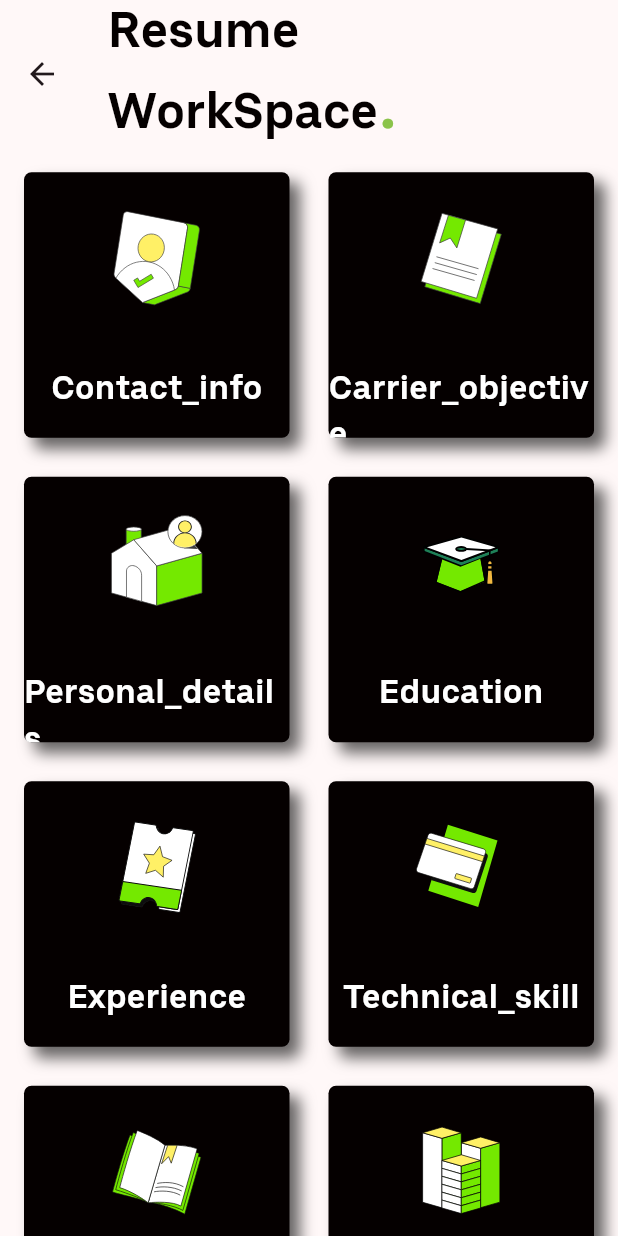
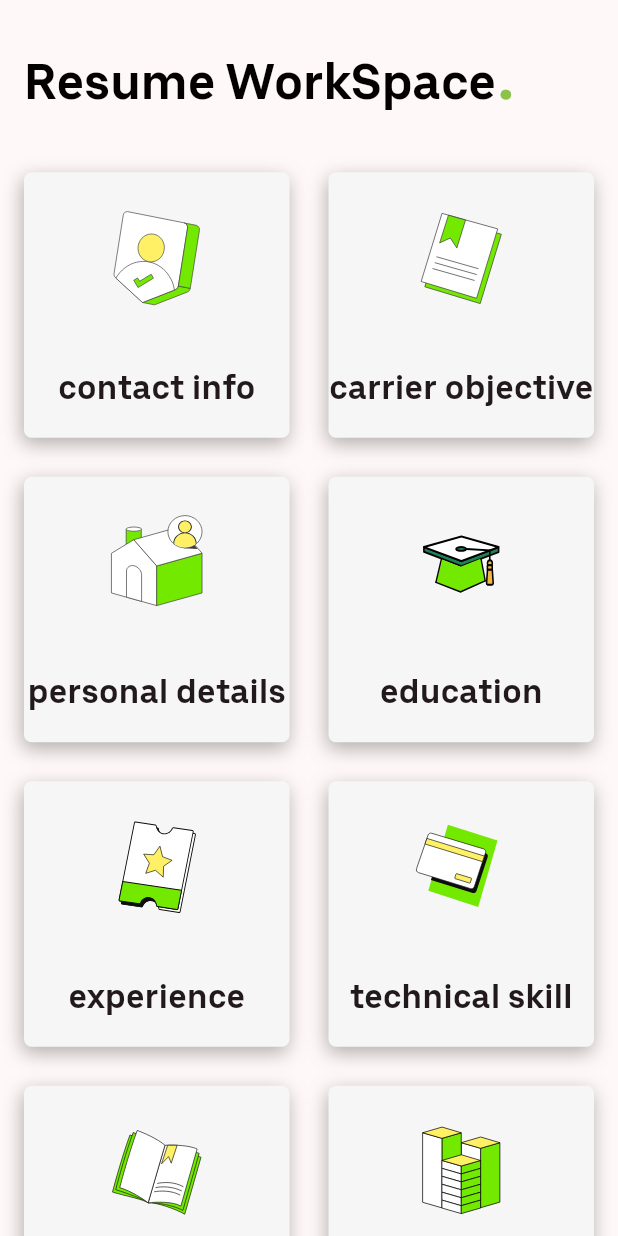
Before and after one commit to RAWAN3830/resume_builder, a Flutter app: the HomeScreen screen opened directly, on a phone screen of 412 x 824 dp. Run offline on Flutter 3.47's test engine with Material 3 defaults, Android fonts, the phone set to English and light mode, and no system bars; our stand-ins replace flutter_svg, image_picker; missing offline and left inert: neopop; accounts and stored records are empty; Roboto replaces fonts that are missing (CustomFont).

Commit message:
feat:add path in all_screen

```diff
--- a/lib/core/constant/strings.dart
+++ b/lib/core/constant/strings.dart
@@ -22,4 +22,16 @@ class Strings{
 
   //Home screen
   static const String homeScreenTitle = 'Resume WorkSpace';
+  // workSpace List name :
+  static const String contactInfo = 'contact info';
+  static const String carrierObjective = 'carrier objective';
+  static const String personalDetails = 'personal details';
+  static const String education = 'education';
+  static const String experience = 'experience';
+  static const String technicalSkill = 'technical skill';
+  static const String hobbies = 'hobbies';
+  static const String projects = 'projects';
+  static const String achievement = 'achievement';
+  static const String references = 'references';
+  static const String declaration = 'declarationo';
 }
--- a/lib/domain/workspace_model.dart
+++ b/lib/domain/workspace_model.dart
@@ -1,5 +1,5 @@
 import 'package:flutter_svg/flutter_svg.dart';
-
+import 'package:resume/core/constant/strings.dart';
 import '../core/constant/assets_svg_image.dart';
 
 class WorkSpaceModel{
@@ -10,16 +10,16 @@ class WorkSpaceModel{
 }
 
 List<WorkSpaceModel> workSpaceModelList = [
-  WorkSpaceModel(icon: SvgPicture.asset(AssetsSvgImage.contactInfo) , title: 'Contact_info'),
-  WorkSpaceModel(icon: SvgPicture.asset(AssetsSvgImage.carrierObjective) , title: 'Carrier_objective'),
-  WorkSpaceModel(icon: SvgPicture.asset(AssetsSvgImage.personalDetails) , title: 'Personal_details'),
-  WorkSpaceModel(icon: SvgPicture.asset(AssetsSvgImage.education) , title: 'Education'),
-  WorkSpaceModel(icon: SvgPicture.asset(AssetsSvgImage.experience) , title: 'Experience'),
-  WorkSpaceModel(icon: SvgPicture.asset(AssetsSvgImage.technicalSkill) , title: 'Technical_skill'),
-  WorkSpaceModel(icon: SvgPicture.asset(AssetsSvgImage.hobbies) , title: 'Hobbies'),
-  WorkSpaceModel(icon: SvgPicture.asset(AssetsSvgImage.projects) , title: 'Projects'),
-  WorkSpaceModel(icon: SvgPicture.asset(AssetsSvgImage.achievement) , title: 'Achievements'),
-  WorkSpaceModel(icon: SvgPicture.asset(AssetsSvgImage.references) , title: 'References'),
-  WorkSpaceModel(icon: SvgPicture.asset(AssetsSvgImage.declaration) , title: 'Declaration'),
+  WorkSpaceModel(icon: SvgPicture.asset(AssetsSvgImage.contactInfo) , title:Strings.contactInfo),
+  WorkSpaceModel(icon: SvgPicture.asset(AssetsSvgImage.carrierObjective) , title: Strings.carrierObjective,),
+  WorkSpaceModel(icon: SvgPicture.asset(AssetsSvgImage.personalDetails) , title: Strings.personalDetails),
+  WorkSpaceModel(icon: SvgPicture.asset(AssetsSvgImage.education) , title: Strings.education),
+  WorkSpaceModel(icon: SvgPicture.asset(AssetsSvgImage.experience) , title: Strings.experience),
+  WorkSpaceModel(icon: SvgPicture.asset(AssetsSvgImage.technicalSkill) , title:  Strings.technicalSkill),
+  WorkSpaceModel(icon: SvgPicture.asset(AssetsSvgImage.hobbies) , title:  Strings.hobbies),
+  WorkSpaceModel(icon: SvgPicture.asset(AssetsSvgImage.projects) , title:  Strings.projects),
+  WorkSpaceModel(icon: SvgPicture.asset(AssetsSvgImage.achievement) , title:  Strings.achievement),
+  WorkSpaceModel(icon: SvgPicture.asset(AssetsSvgImage.references) , title:  Strings.references),
+  WorkSpaceModel(icon: SvgPicture.asset(AssetsSvgImage.declaration) , title: Strings.declaration),
 
 ];
--- a/lib/presentation/home_screen/details_card.dart
+++ b/lib/presentation/home_screen/details_card.dart
@@ -2,12 +2,23 @@ import 'package:flutter/material.dart';
 import 'package:resume/core/constant/extension.dart';
 import 'package:resume/core/constant/theme_colors.dart';
 import 'package:resume/domain/workspace_model.dart';
+import 'package:resume/presentation/Declaration.dart';
+import 'package:resume/presentation/Education.dart';
+import 'package:resume/presentation/Experiences.dart';
+import 'package:resume/presentation/Project.dart';
+import 'package:resume/presentation/TechSkill.dart';
+import 'package:resume/presentation/carrier_objectibve.dart';
+import 'package:resume/presentation/personal_details.dart';
 
 import '../../core/constant/strings.dart';
+import '../Achievements.dart';
+import '../References.dart';
+import '../contact_info.dart';
 
 class DetailsCard extends StatelessWidget {
   final WorkSpaceModel workmodel;
-  const   DetailsCard({super.key, required this.workmodel});
+  final int index;
+  const   DetailsCard({super.key, required this.workmodel, required this.index});
 
   @override
   Widget build(BuildContext context) {
@@ -17,13 +28,14 @@ class DetailsCard extends StatelessWidget {
       //   height: context.height(context) * .10,
       //   width: context.width(context) * .4,
       //   decoration: BoxDecoration(
-      //     borderRadius: BorderRadius.circular(5),
-      //     color: Colors.black,
+      //     // color: Color(0xFFF6F6F6),
+      //     color: ThemeColors.black,
+      //     borderRadius: BorderRadius.circular(5), // Adjust for rounded corners if needed
       //     boxShadow: [
       //       BoxShadow(
-      //         color: Colors.black.withOpacity(0.6),
-      //         blurRadius: 8,
-      //         offset: Offset(7, 7),
+      //         color: Colors.black.withOpacity(0.6), // Adjust shadow color and opacity
+      //         blurRadius: 7, // Smoothness of the shadow
+      //         offset: Offset(-1, 4), // Shadow position
       //       ),
       //     ],
       //   ),
@@ -85,21 +97,60 @@ class DetailsCard extends StatelessWidget {
 
 
 
+      child: GestureDetector(
+         onTap: (){
+           switch(index){
+             case 0:
+               context.push(context, target:const ContactInfo());
+             case 1:
+                context.push(context, target:const CarrierObjective());
+             case 2:
+               context.push(context, target:const PersonalDetails());
+             case 3:
+               context.push(context, target:const EducationInfo());
+             case 4:
+               context.push(context, target:const ExperienceInfo());
+             case 5:
+               context.push(context, target:const TechSkills());
+             // case 6:
+             //   context.push(context, target:Hobboies());
+             case 7:
+               context.push(context, target:const ProjectInfo());
+             case 8:
+               context.push(context, target:const Achievement());
+             case 9:
+               context.push(context, target:const Reference());
+             case 10:
+               context.push(context, target:const Declaration());
+
+           }
+         },
         child: Container(
           height: context.height(context) * .10,
           width: context.width(context) * .4,
           decoration: BoxDecoration(
+            color: const Color(0xFFF6F6F6),
+            borderRadius: BorderRadius.circular(5), // Adjust for rounded corners if needed
             boxShadow: [
               BoxShadow(
-              color: Colors.black.withOpacity(0.6),
-              blurRadius: 8,
-              offset: Offset(7, 7),
+                color: Colors.black.withOpacity(0.3), // Adjust shadow color and opacity
+                blurRadius: 10, // Smoothness of the shadow
+                offset: const Offset(-1, 4), // Shadow position
               ),
             ],
-          borderRadius: BorderRadius.circular(5),
-          color: ThemeColors.black,
-
           ),
+          // decoration: BoxDecoration(
+          //   boxShadow: [
+          //     BoxShadow(
+          //       color: Colors.black.withOpacity(0.6),
+          //       blurRadius: 8,
+          //       offset: Offset(7, 7),
+          //     ),
+          //   ],
+          //   borderRadius: BorderRadius.circular(5),
+          //   color: ThemeColors.black,
+          //
+          // ),
           child: Column(crossAxisAlignment: CrossAxisAlignment.center, children: [
             Padding(
               padding: const EdgeInsets.all(8.0),
@@ -120,7 +171,7 @@ class DetailsCard extends StatelessWidget {
               child: Text(
                workmodel.title,
                 style: const TextStyle(
-                  color: Colors.white,
+                    // color: Colors.white,
                     fontFamily: Strings.uberFont,
                     fontWeight: FontWeight.bold,
                     fontSize: 22),
@@ -128,6 +179,7 @@ class DetailsCard extends StatelessWidget {
             )
           ]),
         ),
+      ),
     );
   }
 }
--- a/lib/presentation/home_screen/home_screen.dart
+++ b/lib/presentation/home_screen/home_screen.dart
@@ -40,7 +40,7 @@ class _HomeScreenState extends State<HomeScreen> {
                 ),
                 itemCount: workSpaceModelList.length,
                 itemBuilder: (context, index) {
-                  return DetailsCard(workmodel: workSpaceModelList[index]);
+                  return DetailsCard(workmodel: workSpaceModelList[index], index: index,);
                 },
               ),
             ),
--- a/lib/presentation/main.dart
+++ b/lib/presentation/main.dart
@@ -19,9 +19,9 @@ class MyApp extends StatelessWidget {
         colorScheme: ColorScheme.fromSeed(seedColor: Colors.black),
         useMaterial3: true,
       ),
-      // home: const HomeScreen(),
+       home: const HomeScreen(),
       // home: const LoginScreen(),
-       home: const RegistrationScreen(),
+      //  home: const RegistrationScreen(),
     );
   }
 }
```
Also changed, not shown: lib/presentation/Declaration.dart (+9 -9 lines), lib/presentation/Project.dart (+4 -4 lines). Lines whose indentation alone changed are shown as unchanged.
